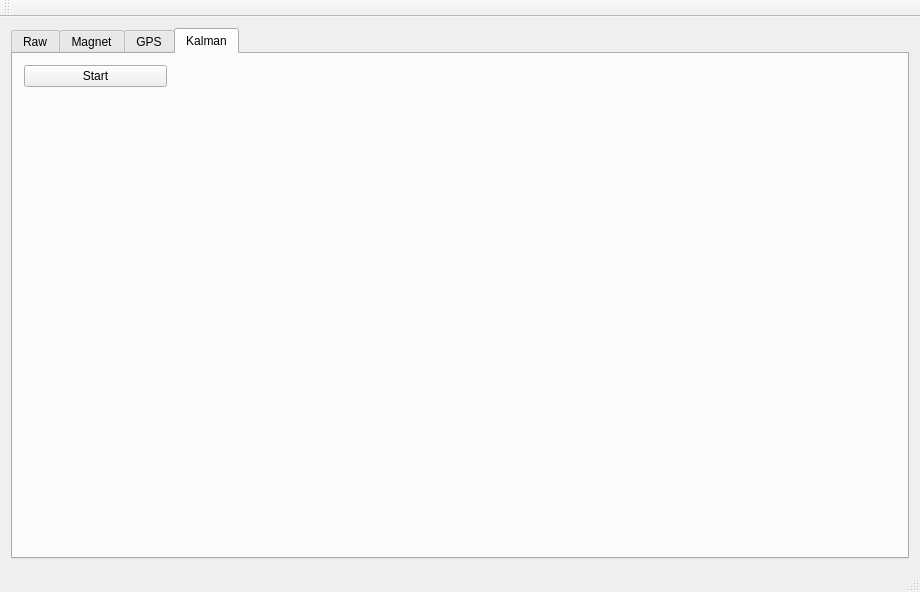
First picture: the form in ins_board_pc/mainwindow.ui, repository quantum-pie/ins-board-pc, before the edit.
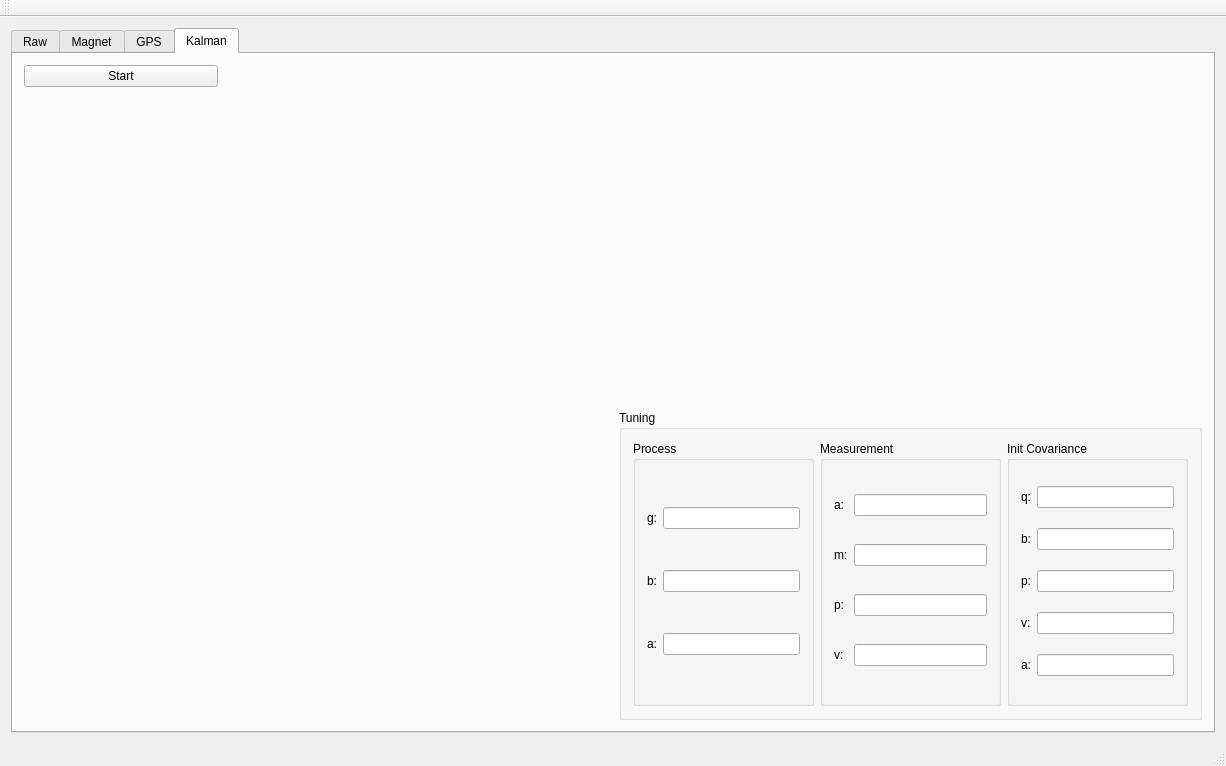
Second picture: the form after the edit. Custom widgets are drawn as their Qt base class.

Commit message: Implemented online filter tuning

What changed in the file:
```diff
--- a/ins_board_pc/mainwindow.ui
+++ b/ins_board_pc/mainwindow.ui
@@ -6,8 +6,8 @@
    <rect>
     <x>0</x>
     <y>0</y>
-    <width>920</width>
-    <height>592</height>
+    <width>1226</width>
+    <height>766</height>
    </rect>
   </property>
   <property name="windowTitle">
@@ -483,6 +483,162 @@
         <item row="1" column="0" colspan="2">
          <widget class="QCustomPlot" name="plot4" native="true"/>
         </item>
+        <item row="2" column="2">
+         <widget class="QGroupBox" name="groupBox">
+          <property name="title">
+           <string>Tuning</string>
+          </property>
+          <layout class="QHBoxLayout" name="horizontalLayout">
+           <item>
+            <widget class="QGroupBox" name="groupBox_2">
+             <property name="title">
+              <string>Process</string>
+             </property>
+             <layout class="QGridLayout" name="gridLayout_4">
+              <item row="0" column="0">
+               <widget class="QLabel" name="label_27">
+                <property name="text">
+                 <string>g:</string>
+                </property>
+               </widget>
+              </item>
+              <item row="0" column="1">
+               <widget class="QLineEdit" name="gyro_process_le"/>
+              </item>
+              <item row="1" column="0">
+               <widget class="QLabel" name="label_28">
+                <property name="text">
+                 <string>b:</string>
+                </property>
+               </widget>
+              </item>
+              <item row="1" column="1">
+               <widget class="QLineEdit" name="gyro_bias_process_le"/>
+              </item>
+              <item row="2" column="0">
+               <widget class="QLabel" name="label_29">
+                <property name="text">
+                 <string>a:</string>
+                </property>
+               </widget>
+              </item>
+              <item row="2" column="1">
+               <widget class="QLineEdit" name="accel_process_le"/>
+              </item>
+             </layout>
+            </widget>
+           </item>
+           <item>
+            <widget class="QGroupBox" name="groupBox_3">
+             <property name="title">
+              <string>Measurement</string>
+             </property>
+             <layout class="QGridLayout" name="gridLayout_5">
+              <item row="0" column="0">
+               <widget class="QLabel" name="label_23">
+                <property name="text">
+                 <string>a:</string>
+                </property>
+               </widget>
+              </item>
+              <item row="0" column="1">
+               <widget class="QLineEdit" name="accel_meas_le"/>
+              </item>
+              <item row="1" column="0">
+               <widget class="QLabel" name="label_24">
+                <property name="text">
+                 <string>m:</string>
+                </property>
+               </widget>
+              </item>
+              <item row="1" column="1">
+               <widget class="QLineEdit" name="magn_meas_le"/>
+              </item>
+              <item row="2" column="0">
+               <widget class="QLabel" name="label_25">
+                <property name="text">
+                 <string>p:</string>
+                </property>
+               </widget>
+              </item>
+              <item row="2" column="1">
+               <widget class="QLineEdit" name="pos_meas_le"/>
+              </item>
+              <item row="3" column="0">
+               <widget class="QLabel" name="label_26">
+                <property name="text">
+                 <string>v:</string>
+                </property>
+               </widget>
+              </item>
+              <item row="3" column="1">
+               <widget class="QLineEdit" name="vel_meas_le"/>
+              </item>
+             </layout>
+            </widget>
+           </item>
+           <item>
+            <widget class="QGroupBox" name="groupBox_4">
+             <property name="title">
+              <string>Init Covariance</string>
+             </property>
+             <layout class="QGridLayout" name="gridLayout_6">
+              <item row="0" column="0">
+               <widget class="QLabel" name="label_18">
+                <property name="text">
+                 <string>q:</string>
+                </property>
+               </widget>
+              </item>
+              <item row="0" column="1">
+               <widget class="QLineEdit" name="quat_init_le"/>
+              </item>
+              <item row="1" column="0">
+               <widget class="QLabel" name="label_19">
+                <property name="text">
+                 <string>b:</string>
+                </property>
+               </widget>
+              </item>
+              <item row="1" column="1">
+               <widget class="QLineEdit" name="bias_init_le"/>
+              </item>
+              <item row="2" column="0">
+               <widget class="QLabel" name="label_20">
+                <property name="text">
+                 <string>p:</string>
+                </property>
+               </widget>
+              </item>
+              <item row="2" column="1">
+               <widget class="QLineEdit" name="pos_init_le"/>
+              </item>
+              <item row="3" column="0">
+               <widget class="QLabel" name="label_21">
+                <property name="text">
+                 <string>v:</string>
+                </property>
+               </widget>
+              </item>
+              <item row="3" column="1">
+               <widget class="QLineEdit" name="vel_init_le"/>
+              </item>
+              <item row="4" column="1">
+               <widget class="QLineEdit" name="accel_init_le"/>
+              </item>
+              <item row="4" column="0">
+               <widget class="QLabel" name="label_22">
+                <property name="text">
+                 <string>a:</string>
+                </property>
+               </widget>
+              </item>
+             </layout>
+            </widget>
+           </item>
+          </layout>
+         </widget>
+        </item>
        </layout>
       </widget>
      </widget>
```
Left out of the diff: 2 changed lines with no effect on the pictures. The commit also changes 4 other files.
